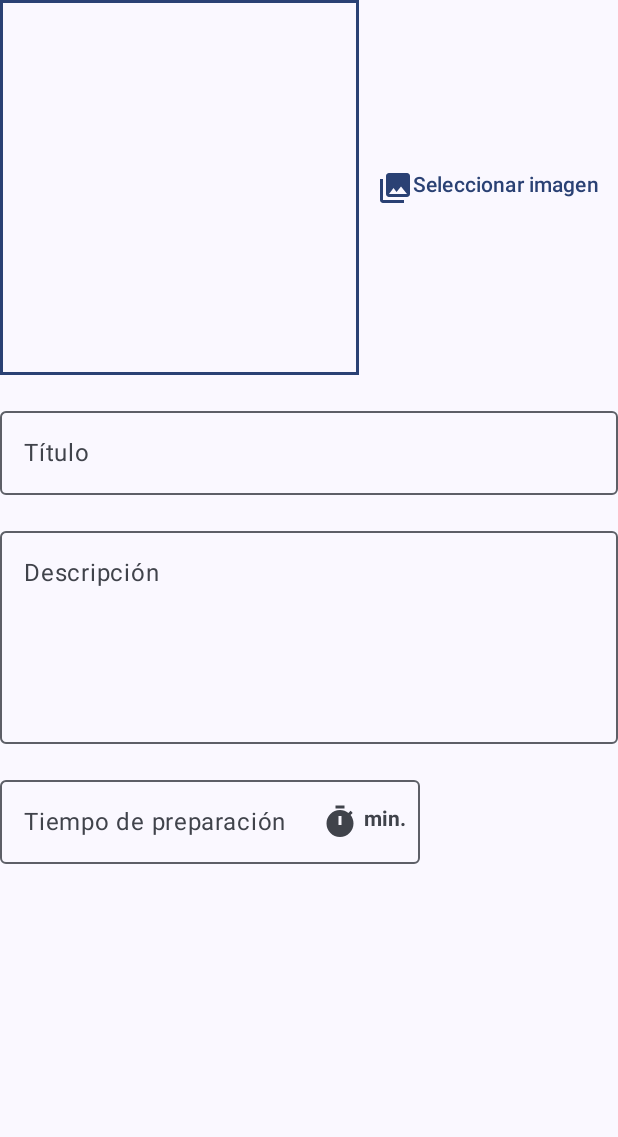
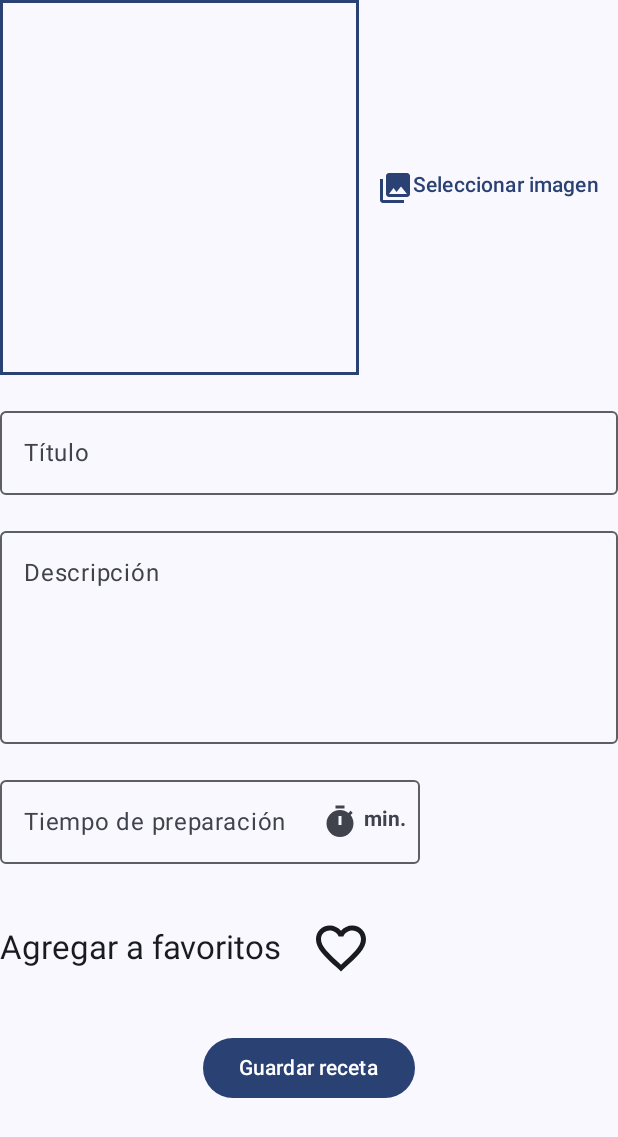
Before and after one commit to Yosel17/RecipeApp, an Android app built with Jetpack Compose: the composable BodyRecipe shown on its own in the app's theme, on a phone screen of 412 x 824 dp. Shown: the top 1137 px of the screen. Run offline under Robolectric (Android 15) with nearby library versions, the phone set to English and light mode, and no system bars.

Commit message:
Se termina el diseno de RecipeScreen

```diff
--- a/app/src/main/java/yos/develop/recipeapp/core/utils/Constants.kt
+++ b/app/src/main/java/yos/develop/recipeapp/core/utils/Constants.kt
@@ -10,6 +10,7 @@ object Constants {
     const val I_UNDERSTAND_TEXT_BUTTON = "Entiendo"
     const val GET_INTO_TEXT_BUTTON = "Ingresar"
     const val SELECT_IMAGE_TEXT_BUTTON = "Seleccionar imagen"
+    const val SAVE_RECIPE_TEXT_BUTTON = "Guardar receta"
 
     //DescriptionContent
     const val LOGO_APP_IC = "Icono de aplicación"
@@ -18,9 +19,12 @@ object Constants {
     const val LOGOUT_IC = "Icono para cerrar sesión"
     const val ADD_RECIPE_IC = "Icono para agregar receta"
     const val SELECTED_IMAGE_IC = "Icono para seleccionar imagen"
+    const val FAVORITE_IC = "Icono favorito"
 
     //text
     const val RECIPE_APP = "Recetas App"
+    const val ADD_FAVORITE = "Agregar a favoritos"
+    const val FAVORITE = "Favorita"
 
     //textField
     const val EMAIL_KOALIT = "info@koalit.dev"
--- a/app/src/main/java/yos/develop/recipeapp/screen/recipe/ui/RecipeComponents.kt
+++ b/app/src/main/java/yos/develop/recipeapp/screen/recipe/ui/RecipeComponents.kt
@@ -13,13 +13,20 @@ import androidx.compose.foundation.layout.fillMaxSize
 import androidx.compose.foundation.layout.fillMaxWidth
 import androidx.compose.foundation.layout.height
 import androidx.compose.foundation.layout.padding
+import androidx.compose.foundation.layout.size
 import androidx.compose.foundation.layout.width
 import androidx.compose.foundation.text.KeyboardActions
 import androidx.compose.foundation.text.KeyboardOptions
 import androidx.compose.material.icons.Icons
+import androidx.compose.material.icons.filled.Favorite
+import androidx.compose.material.icons.filled.FavoriteBorder
+import androidx.compose.material.icons.filled.Home
 import androidx.compose.material.icons.filled.PhotoLibrary
 import androidx.compose.material.icons.filled.Timer
+import androidx.compose.material.icons.outlined.Favorite
+import androidx.compose.material.icons.outlined.FavoriteBorder
 import androidx.compose.material3.Icon
+import androidx.compose.material3.IconButton
 import androidx.compose.material3.MaterialTheme
 import androidx.compose.material3.OutlinedTextField
 import androidx.compose.material3.Text
@@ -38,6 +45,7 @@ import androidx.compose.ui.text.input.KeyboardType
 import androidx.compose.ui.text.style.TextOverflow
 import androidx.compose.ui.unit.dp
 import coil.compose.AsyncImage
+import yos.develop.recipeapp.core.components.ButtonGlobal
 import yos.develop.recipeapp.core.utils.Catalog
 import yos.develop.recipeapp.core.utils.Constants
 
@@ -200,5 +208,42 @@ fun BodyRecipe(
             }
         )
 
+        Spacer(modifier = Modifier.height(32.dp))
+
+        Row(
+            modifier = Modifier.fillMaxWidth(),
+            verticalAlignment = Alignment.CenterVertically
+        ) {
+            Text(
+                text = if(state.recipe.favorite) Constants.FAVORITE else Constants.ADD_FAVORITE,
+                style = MaterialTheme.typography.titleLarge,
+                color = MaterialTheme.colorScheme.onSurface
+            )
+            Spacer(modifier = Modifier.width(16.dp))
+            IconButton(
+                onClick = {
+                    onEvent(RecipeEvent.ChangeFavorite)
+                }
+            ) {
+                Icon(
+                    modifier = Modifier.size(40.dp),
+                    imageVector = if(state.recipe.favorite) Icons.Filled.Favorite else Icons.Filled.FavoriteBorder,
+                    contentDescription = Constants.FAVORITE_IC
+                )
+            }
+        }
+
+        Spacer(modifier = Modifier.height(32.dp))
+
+        ButtonGlobal(
+            modifier = Modifier.align(Alignment.CenterHorizontally),
+            textButton = Constants.SAVE_RECIPE_TEXT_BUTTON,
+            enable = state.enableButton,
+            isLoading = state.isLoadingSaveRecipe,
+            onClick = {}
+        )
+
+        Spacer(modifier = Modifier.height(32.dp))
+
     }
 }
--- a/app/src/main/java/yos/develop/recipeapp/screen/recipe/ui/RecipeEvent.kt
+++ b/app/src/main/java/yos/develop/recipeapp/screen/recipe/ui/RecipeEvent.kt
@@ -11,4 +11,6 @@ sealed class RecipeEvent {
     data class AddUriImage(val uri: Uri): RecipeEvent()
 
     data class ChangeInputs(val type: Int, val newValue: String): RecipeEvent()
+
+    data object ChangeFavorite: RecipeEvent()
 }
--- a/app/src/main/java/yos/develop/recipeapp/screen/recipe/ui/RecipeState.kt
+++ b/app/src/main/java/yos/develop/recipeapp/screen/recipe/ui/RecipeState.kt
@@ -11,5 +11,7 @@ data class RecipeState(
     val imageUri: Uri? = null,
     val title: String = "",
     val description: String = "",
-    val preparationTime: String = ""
+    val preparationTime: String = "",
+    val enableButton: Boolean = true,
+    val isLoadingSaveRecipe: Boolean = false
 )
--- a/app/src/main/java/yos/develop/recipeapp/screen/recipe/ui/RecipeViewModel.kt
+++ b/app/src/main/java/yos/develop/recipeapp/screen/recipe/ui/RecipeViewModel.kt
@@ -35,6 +35,9 @@ class RecipeViewModel @Inject constructor(
             }
             is RecipeEvent.ChangeInputs -> {
                 changeInputs(type = event.type, newValue = event.newValue)
+            }
+            RecipeEvent.ChangeFavorite -> {
+                state = state.copy(recipe = state.recipe.copy(favorite = !state.recipe.favorite))
             }
         }
     }
```
